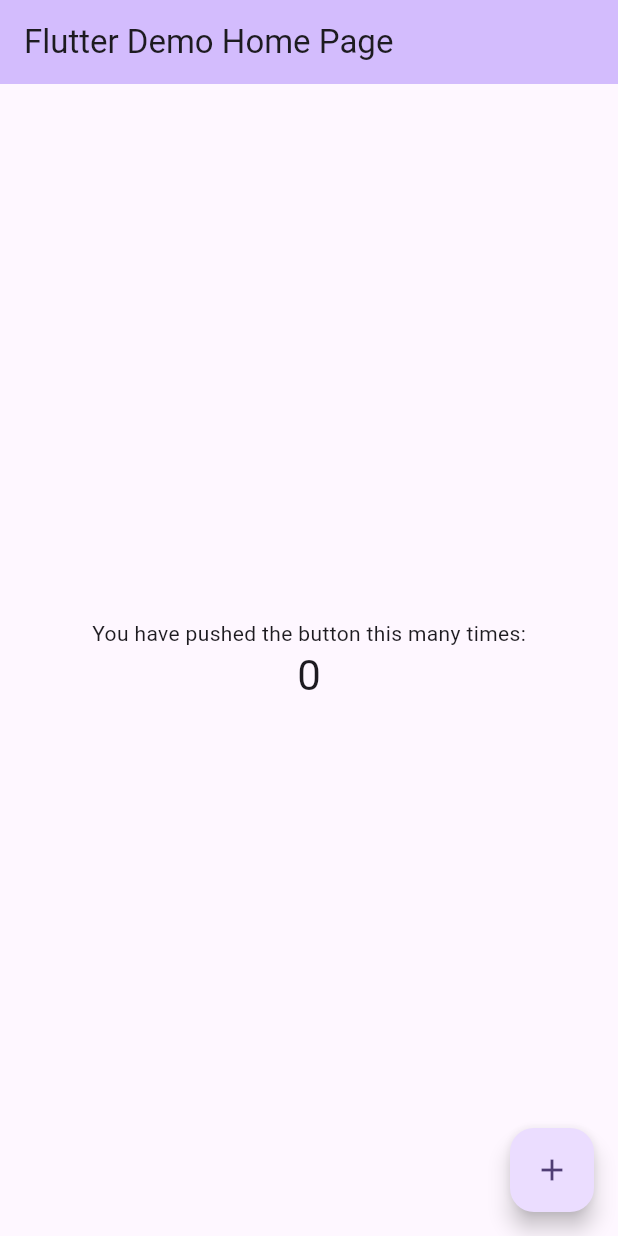
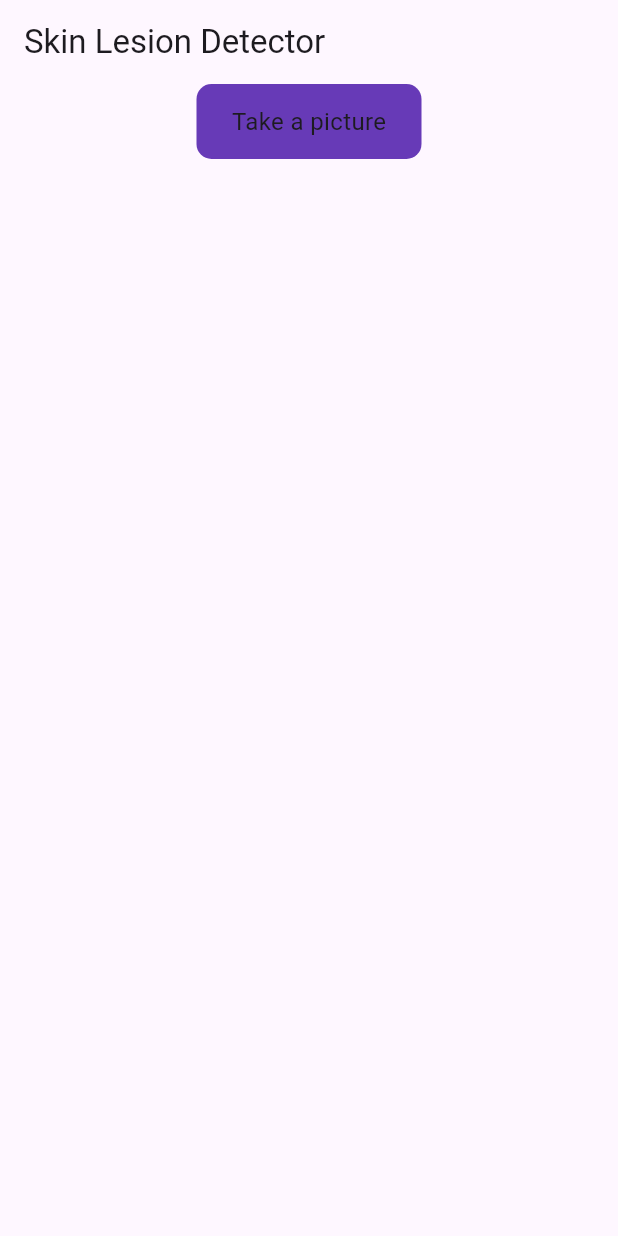
Before and after one commit to Biggo111/skin_lesion_detector, a Flutter app: the screen it shows after launch, on a phone screen of 412 x 824 dp. Run offline on Flutter 3.47's test engine with Material 3 defaults, Android fonts, the phone set to English and light mode, and no system bars; our stand-ins replace flutter_riverpod.

Commit message:
setting up

```diff
--- /dev/null
+++ b/lib/core/global_components/buttons/k_button.dart
@@ -0,0 +1,39 @@
+import 'package:flutter/material.dart';
+import 'package:flutter_riverpod/flutter_riverpod.dart';
+
+class KButton extends ConsumerWidget {
+  final String? title;
+  final Function()? onPressedCallback;
+  final double innerPadding, borderRadius, rightLeftPadding;
+  final Color? color;
+  final Color? borderColor;
+  final Color textColor;
+  final bool isOutlineButton;
+  final bool hasTrailngTitleIcon;
+  final Icon? leadingTitleIcon;
+  final Icon? trailingTitleIcon;
+  final TextOverflow textOverflow;
+  final TextStyle? textStyle;
+  final double? height, width;
+
+  const KButton({super.key, this.title, this.onPressedCallback, this.innerPadding = 10, this.borderRadius = 10, this.rightLeftPadding = 0, this.color, this.borderColor, this.textColor = Colors.white, this.isOutlineButton = false, this.hasTrailngTitleIcon = false, this.leadingTitleIcon, this.trailingTitleIcon, this.textOverflow = TextOverflow.ellipsis, this.textStyle, this.height = 50, this.width = 150});
+
+  @override
+  Widget build(BuildContext context, WidgetRef ref) {
+    return Container(
+      height: height,
+      width: width,
+      decoration: BoxDecoration(
+        color: color,
+        borderRadius: BorderRadius.circular(borderRadius),
+      ),
+      child: Center(
+        child: Text(
+          title!,
+          style: textStyle,
+          overflow: textOverflow,
+        ),
+      ),
+    );
+  }
+}
--- /dev/null
+++ b/lib/feature/home/screens/home_screen.dart
@@ -0,0 +1,37 @@
+import 'package:flutter/material.dart';
+import 'package:flutter_riverpod/flutter_riverpod.dart';
+import 'package:skin_lesion_detector/core/global_components/buttons/k_button.dart';
+
+class HomeScreen extends ConsumerStatefulWidget {
+  const HomeScreen({super.key});
+
+  @override
+  ConsumerState<ConsumerStatefulWidget> createState() => _HomeScreenState();
+}
+
+class _HomeScreenState extends ConsumerState<HomeScreen> {
+  @override
+  Widget build(BuildContext context) {
+    return Scaffold(
+      appBar: AppBar(
+        title: const Text('Skin Lesion Detector'),
+      ),
+      body: Center(
+        child: Column(
+          children: [
+            KButton(
+              title: "Take a picture",
+              onPressedCallback: () {
+
+
+              },
+              color: Colors.deepPurple,
+              textColor: Colors.white,
+              textStyle: const TextStyle(fontSize: 16),
+            ),
+          ],
+        ),
+      ),
+    );
+  }
+}
--- a/lib/main.dart
+++ b/lib/main.dart
@@ -1,7 +1,10 @@
 import 'package:flutter/material.dart';
+import 'package:flutter_riverpod/flutter_riverpod.dart';
+import 'package:skin_lesion_detector/feature/home/screens/home_screen.dart';
 
 void main() {
-  runApp(const MyApp());
+  WidgetsFlutterBinding.ensureInitialized();
+  runApp(const ProviderScope(child: MyApp()));
 }
 
 class MyApp extends StatelessWidget {
@@ -11,115 +14,12 @@ class MyApp extends StatelessWidget {
   @override
   Widget build(BuildContext context) {
     return MaterialApp(
-      title: 'Flutter Demo',
+      title: 'Skin Desease Detector',
       theme: ThemeData(
-        // This is the theme of your application.
-        //
-        // TRY THIS: Try running your application with "flutter run". You'll see
-        // the application has a blue toolbar. Then, without quitting the app,
-        // try changing the seedColor in the colorScheme below to Colors.green
-        // and then invoke "hot reload" (save your changes or press the "hot
-        // reload" button in a Flutter-supported IDE, or press "r" if you used
-        // the command line to start the app).
-        //
-        // Notice that the counter didn't reset back to zero; the application
-        // state is not lost during the reload. To reset the state, use hot
-        // restart instead.
-        //
-        // This works for code too, not just values: Most code changes can be
-        // tested with just a hot reload.
         colorScheme: ColorScheme.fromSeed(seedColor: Colors.deepPurple),
         useMaterial3: true,
       ),
-      home: const MyHomePage(title: 'Flutter Demo Home Page'),
+      home: const HomeScreen(),
     );
   }
 }
-
-class MyHomePage extends StatefulWidget {
-  const MyHomePage({super.key, required this.title});
-
-  // This widget is the home page of your application. It is stateful, meaning
-  // that it has a State object (defined below) that contains fields that affect
-  // how it looks.
-
-  // This class is the configuration for the state. It holds the values (in this
-  // case the title) provided by the parent (in this case the App widget) and
-  // used by the build method of the State. Fields in a Widget subclass are
-  // always marked "final".
-
-  final String title;
-
-  @override
-  State<MyHomePage> createState() => _MyHomePageState();
-}
-
-class _MyHomePageState extends State<MyHomePage> {
-  int _counter = 0;
-
-  void _incrementCounter() {
-    setState(() {
-      // This call to setState tells the Flutter framework that something has
-      // changed in this State, which causes it to rerun the build method below
-      // so that the display can reflect the updated values. If we changed
-      // _counter without calling setState(), then the build method would not be
-      // called again, and so nothing would appear to happen.
-      _counter++;
-    });
-  }
-
-  @override
-  Widget build(BuildContext context) {
-    // This method is rerun every time setState is called, for instance as done
-    // by the _incrementCounter method above.
-    //
-    // The Flutter framework has been optimized to make rerunning build methods
-    // fast, so that you can just rebuild anything that needs updating rather
-    // than having to individually change instances of widgets.
-    return Scaffold(
-      appBar: AppBar(
-        // TRY THIS: Try changing the color here to a specific color (to
-        // Colors.amber, perhaps?) and trigger a hot reload to see the AppBar
-        // change color while the other colors stay the same.
-        backgroundColor: Theme.of(context).colorScheme.inversePrimary,
-        // Here we take the value from the MyHomePage object that was created by
-        // the App.build method, and use it to set our appbar title.
-        title: Text(widget.title),
-      ),
-      body: Center(
-        // Center is a layout widget. It takes a single child and positions it
-        // in the middle of the parent.
-        child: Column(
-          // Column is also a layout widget. It takes a list of children and
-          // arranges them vertically. By default, it sizes itself to fit its
-          // children horizontally, and tries to be as tall as its parent.
-          //
-          // Column has various properties to control how it sizes itself and
-          // how it positions its children. Here we use mainAxisAlignment to
-          // center the children vertically; the main axis here is the vertical
-          // axis because Columns are vertical (the cross axis would be
-          // horizontal).
-          //
-          // TRY THIS: Invoke "debug painting" (choose the "Toggle Debug Paint"
-          // action in the IDE, or press "p" in the console), to see the
-          // wireframe for each widget.
-          mainAxisAlignment: MainAxisAlignment.center,
-          children: <Widget>[
-            const Text(
-              'You have pushed the button this many times:',
-            ),
-            Text(
-              '$_counter',
-              style: Theme.of(context).textTheme.headlineMedium,
-            ),
-          ],
-        ),
-      ),
-      floatingActionButton: FloatingActionButton(
-        onPressed: _incrementCounter,
-        tooltip: 'Increment',
-        child: const Icon(Icons.add),
-      ), // This trailing comma makes auto-formatting nicer for build methods.
-    );
-  }
-}
--- /dev/null
+++ b/lib/utils/global_keys.dart
@@ -0,0 +1,5 @@
+import 'package:flutter/material.dart';
+
+class GlobalKeys {
+  static final GlobalKey<ScaffoldState> scaffoldKey = GlobalKey<ScaffoldState>();
+}
--- a/pubspec.yaml
+++ b/pubspec.yaml
@@ -35,6 +35,9 @@ dependencies:
   # The following adds the Cupertino Icons font to your application.
   # Use with the CupertinoIcons class for iOS style icons.
   cupertino_icons: ^1.0.2
+  flutter_riverpod: ^2.4.10
+  image_picker: ^1.0.7
+  http: ^1.1.0
 
 dev_dependencies:
   flutter_test:
```
Also changed, not shown: lib/core/styles/k_size.dart (added, +14 -0 lines), lib/utils/extensions.dart (added, +95 -0 lines), pubspec.lock, 14 other files.
